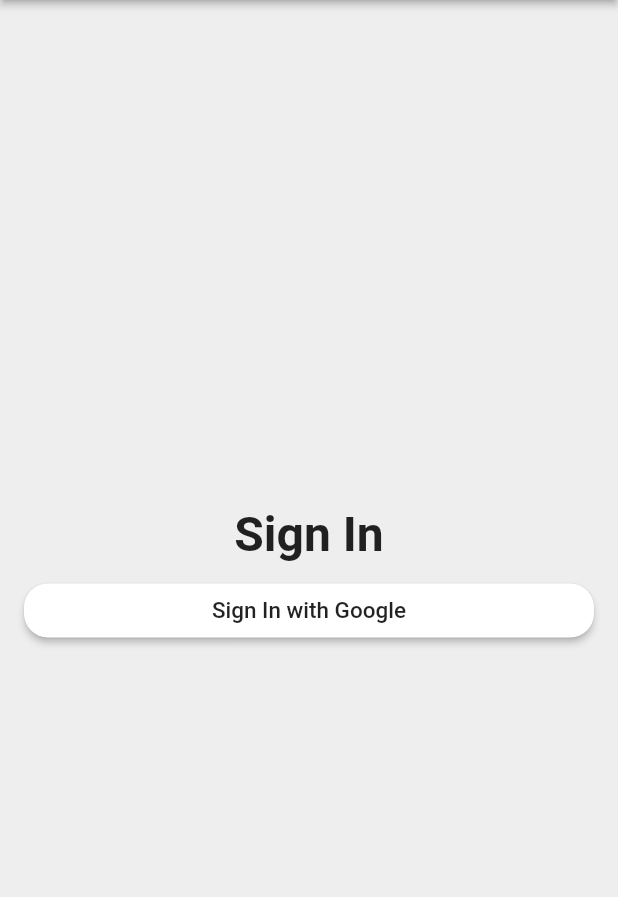
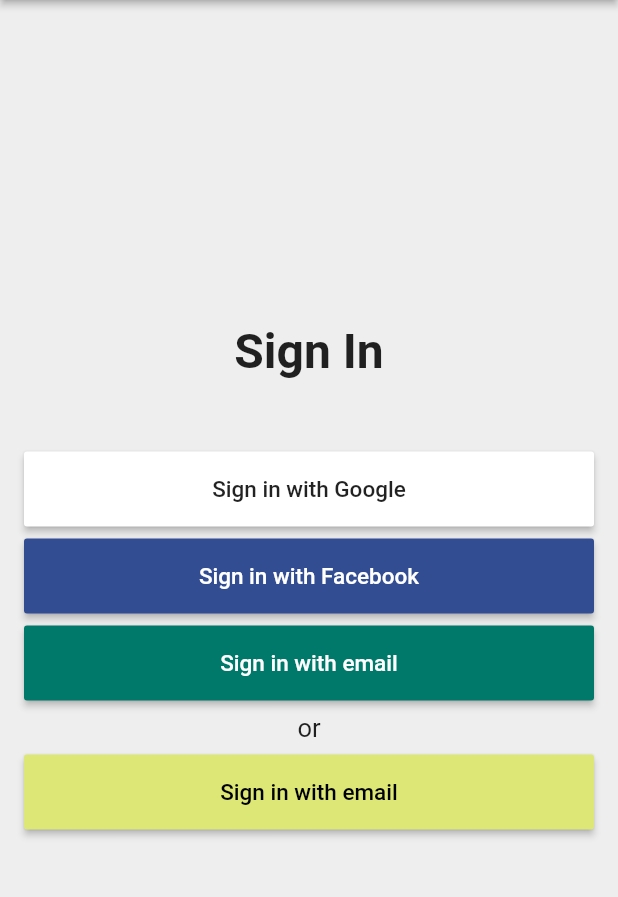
Before and after one commit to andreisas06/rentalapp, a Flutter app: the screen it shows after launch, on a phone screen of 412 x 824 dp, the part 84-981 px from its top. Run offline on Flutter 3.47's test engine with Material 2 defaults, Android fonts, the phone set to English and light mode, and no system bars.

Commit message:
UI improvements

```diff
--- /dev/null
+++ b/lib/app/sign_in/sign_in_button.dart
@@ -0,0 +1,18 @@
+import 'package:rental/common_widgets/custom_raised_button.dart';
+import 'package:flutter/material.dart';
+
+class SignInButton extends CustomRaisedButton {
+  SignInButton({
+    String text,
+    Color color,
+    Color textColor,
+    VoidCallback onPressed,
+  }) : super(
+          child: Text(
+            text,
+            style: TextStyle(color: textColor, fontSize: 15),
+          ),
+          color: color,
+          onPressed: onPressed,
+        );
+}
--- a/lib/app/sign_in/sign_in_page.dart
+++ b/lib/app/sign_in/sign_in_page.dart
@@ -1,4 +1,6 @@
 import 'package:flutter/material.dart';
+import 'package:rental/app/sign_in/sign_in_button.dart';
+import 'package:rental/common_widgets/custom_raised_button.dart';
 
 class SignInPage extends StatelessWidget {
   @override
@@ -23,25 +25,54 @@ class SignInPage extends StatelessWidget {
           Text(
             'Sign In',
             textAlign: TextAlign.center,
-            style: TextStyle(fontSize: 32, fontWeight: FontWeight.w600),
+            style: TextStyle(
+              fontSize: 32,
+              fontWeight: FontWeight.w600,
+            ),
+          ),
+          SizedBox(height: 48),
+          SignInButton(
+            text: 'Sign in with Google',
+            textColor: Colors.black87,
+            color: Colors.white,
+            onPressed: () {},
           ),
           SizedBox(
             height: 8,
           ),
-          RaisedButton(
-            child: Text(
-              'Sign In with Google',
-              style: TextStyle(
-                color: Colors.black87,
-                fontSize: 15,
-              ),
+          SignInButton(
+            text: 'Sign in with Facebook',
+            textColor: Colors.white,
+            color: Color(0xFF334D92),
+            onPressed: () {},
+          ),
+          SizedBox(
+            height: 8,
+          ),
+          SignInButton(
+            text: 'Sign in with email',
+            textColor: Colors.white,
+            color: Colors.teal[700],
+            onPressed: () {},
+          ),
+          SizedBox(
+            height: 8,
+          ),
+          Text(
+            'or',
+            style: TextStyle(
+              fontSize: 17,
+              color: Colors.black87,
             ),
-            color: Colors.white,
-            shape: RoundedRectangleBorder(
-              borderRadius: BorderRadius.all(
-                Radius.circular(16.0),
-              ),
-            ),
+            textAlign: TextAlign.center,
+          ),
+          SizedBox(
+            height: 8,
+          ),
+          SignInButton(
+            text: 'Sign in with email',
+            textColor: Colors.black,
+            color: Colors.lime[300],
             onPressed: () {},
           ),
         ],
--- a/lib/main.dart
+++ b/lib/main.dart
@@ -9,7 +9,7 @@ class MyApp extends StatelessWidget {
   @override
   Widget build(BuildContext context) {
     return MaterialApp(
-      title: 'Time Tracker',
+      title: 'Rental App',
       theme: ThemeData(primarySwatch: Colors.indigo),
       home: SignInPage(),
     );
```
Also changed, not shown: lib/common_widgets/custom_raised_button.dart (+34 -0 lines).
